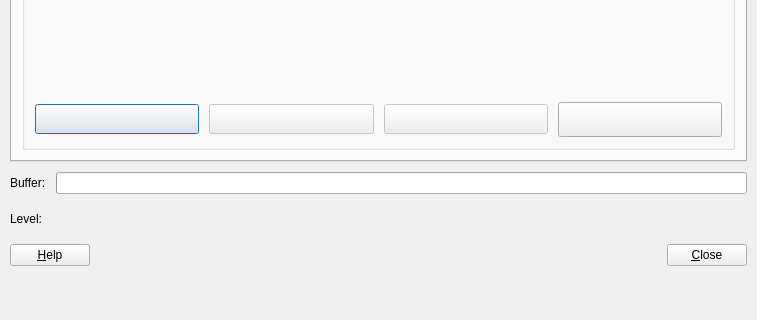
Before: the Qt Designer form plugins/record/RecordDlg.ui in KDE/kwave, drawn with Qt 5; both pictures show x 0 to 757 and y 280 to 600 of the 757 by 600 pixel window.
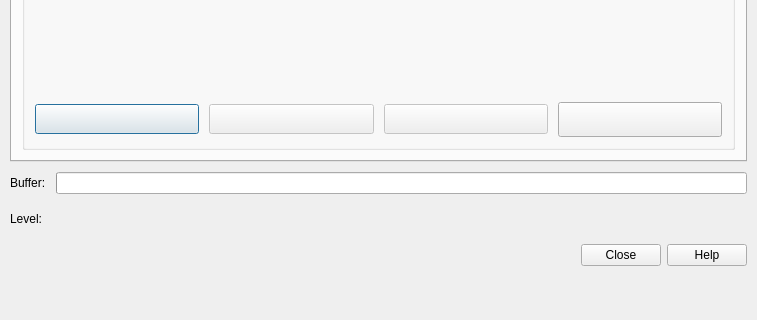
After: the same form once the commit is applied. Custom widgets are drawn as their Qt base class.

Commit message: using KDE standard buttons in dialogs, updated all .ui files

Patch:
```diff
--- a/plugins/record/RecordDlg.ui
+++ b/plugins/record/RecordDlg.ui
@@ -1323,38 +1323,9 @@
       <item>
        <layout class="QHBoxLayout">
         <item>
-         <widget class="KPushButton" name="btHelp">
-          <property name="text">
-           <string>&amp;Help</string>
-          </property>
-          <property name="shortcut">
-           <string>Alt+H</string>
-          </property>
-         </widget>
-        </item>
-        <item>
-         <spacer>
-          <property name="orientation">
-           <enum>Qt::Horizontal</enum>
-          </property>
-          <property name="sizeType">
-           <enum>QSizePolicy::MinimumExpanding</enum>
-          </property>
-          <property name="sizeHint" stdset="0">
-           <size>
-            <width>546</width>
-            <height>20</height>
-           </size>
-          </property>
-         </spacer>
-        </item>
-        <item>
-         <widget class="KPushButton" name="btClose">
-          <property name="text">
-           <string>&amp;Close</string>
-          </property>
-          <property name="shortcut">
-           <string>Alt+C</string>
+         <widget class="KDialogButtonBox" name="buttonBox">
+          <property name="standardButtons">
+           <set>QDialogButtonBox::Close|QDialogButtonBox::Help</set>
           </property>
          </widget>
         </item>
@@ -1401,6 +1372,11 @@
  </widget>
  <layoutdefault spacing="10" margin="10"/>
  <customwidgets>
+  <customwidget>
+   <class>KDialogButtonBox</class>
+   <extends>QDialogButtonBox</extends>
+   <header>kdialogbuttonbox.h</header>
+  </customwidget>
   <customwidget>
    <class>KComboBox</class>
    <extends>QComboBox</extends>
```
Left out of the diff: 202 changed lines with no effect on the pictures. The commit also changes 28 other files.
